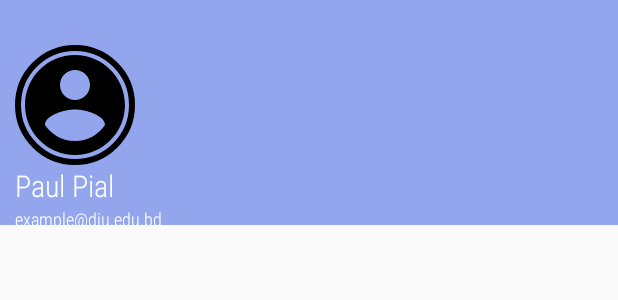
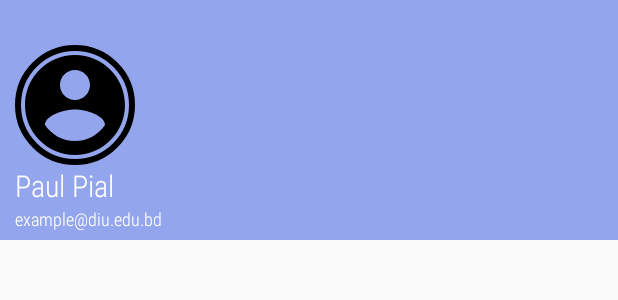
Before and after one commit to labibgb/ProjectDIU, an Android app: the layout header.xml on its own in the app's theme, with its tools: preview values and no code run, on a phone screen of 412 x 824 dp. Shown: the top 300 px of the screen. Run offline under Robolectric (Android 15) with nearby library versions, the phone set to English and light mode, and no system bars; Roboto replaces fonts that are not available here.

```diff
--- a/app/src/main/res/layout/header.xml
+++ b/app/src/main/res/layout/header.xml
@@ -1,7 +1,7 @@
 <?xml version="1.0" encoding="utf-8"?>
 <LinearLayout xmlns:android="http://schemas.android.com/apk/res/android"
     android:layout_width="match_parent"
-    android:layout_height="150dp"
+    android:layout_height="160dp"
     android:id="@+id/profile"
     xmlns:app="http://schemas.android.com/apk/res-auto"
     android:orientation="horizontal"
--- a/app/src/main/res/values-v21/styles.xml
+++ b/app/src/main/res/values-v21/styles.xml
@@ -1,7 +1,7 @@
 <?xml version="1.0" encoding="utf-8"?>
 <resources>
 
-    <style name="AppTheme" parent="Theme.AppCompat.Light.NoActionBar">
+    <style name="AppTheme" parent="Theme.AppCompat.Light.DarkActionBar">
         <!-- Customize your theme here. -->
         <item name="colorPrimary">@color/backgroundColor</item>
         <item name="colorPrimaryDark">@color/backgroundColor</item>
@@ -10,4 +10,8 @@
         <item name="android:fontFamily">sans-serif-condensed-light</item>
         <item name="android:textSize">18dp</item>
     </style>
+    <style name="AppTheme.NoActionBar">
+        <item name="windowNoTitle">true</item>
+        <item name="windowActionBar">false</item>
+    </style>
 </resources>
```
Also changed, not shown: app/src/main/AndroidManifest.xml (+7 -7 lines), app/src/main/java/com/example/diushuttle/home.java (+9 -1 lines), app/src/main/java/com/example/diushuttle/showSpeed.java (added, +32 -0 lines), app/src/main/res/layout/activity_home.xml (+8 -0 lines), app/src/main/res/layout/fragment_show_speed.xml (added, +16 -0 lines), 519 other files.
